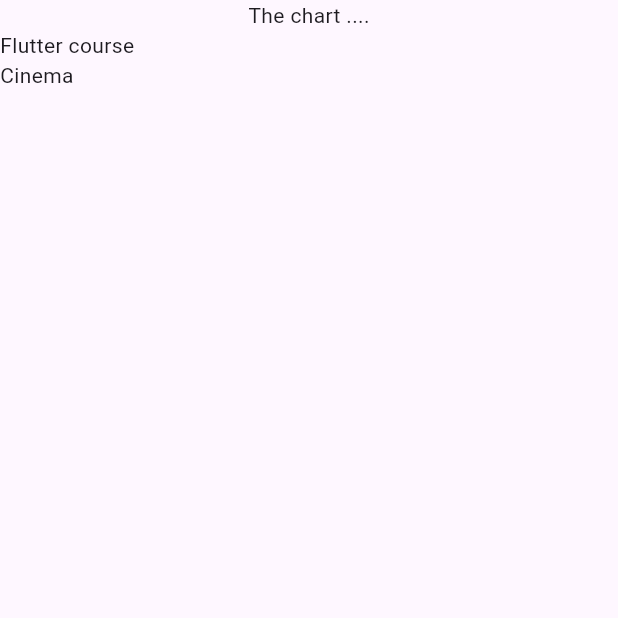
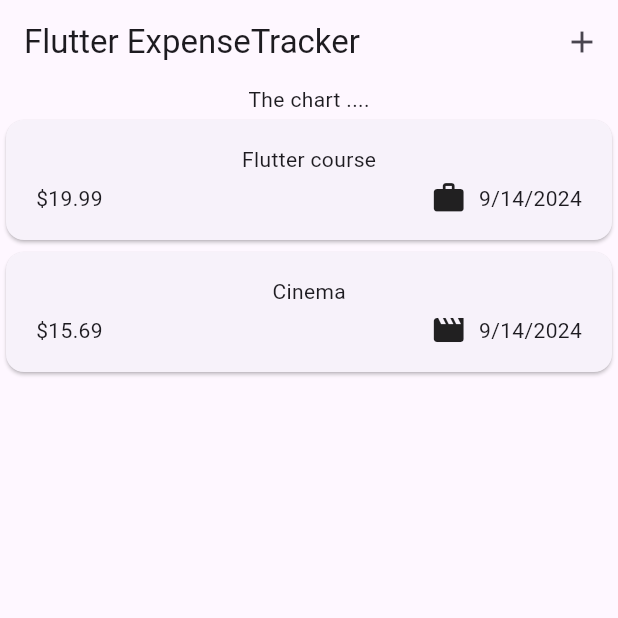
Before and after one commit to Cactuskiller/Expenses-tracker, a Flutter app: the screen it shows after launch, on a phone screen of 412 x 824 dp, the top half of it. Run offline on Flutter 3.47's test engine with Material 3 defaults, Android fonts, the phone set to English and light mode, and no system bars.

Commit message:
finished displaying the expenses using card and adding the appBar

```diff
--- a/lib/main.dart
+++ b/lib/main.dart
@@ -1,5 +1,5 @@
 import 'package:flutter/material.dart';
-import 'package:expense_tracker/expenses.dart';
+import 'package:expense_tracker/widgets/expenses.dart';
 
 void main() {
   runApp(
--- a/lib/models/expense.dart
+++ b/lib/models/expense.dart
@@ -1,8 +1,19 @@
+import 'package:flutter/material.dart';
+import 'package:intl/intl.dart';
 import 'package:uuid/uuid.dart';
 
 const uuid = Uuid(); // a third party package
+final formatter =
+    DateFormat.yMd(); //a class provided by intl with it's constrcuter class
 
 enum Category { food, travel, leisure, work }
+
+const categoryIcons = {
+  Category.food: Icons.lunch_dining,
+  Category.travel: Icons.flight_takeoff,
+  Category.leisure: Icons.movie,
+  Category.work: Icons.work,
+};
 
 class Expense {
   Expense(
@@ -18,6 +29,12 @@ class Expense {
   final double amount;
   final DateTime date;
   final Category category;
+
+  //in the following we will be useing a getter key word which is a computed properte that is derived based on other class properties , this structure will be used with a third party package to format the date
+
+  String get formattedDate {
+    return formatter.format(date);
+  }
 }
 
 //some explination for the enum key word
--- a/lib/expenses.dart
+++ b/lib/widgets/expenses.dart
@@ -1,6 +1,6 @@
 import 'package:flutter/material.dart';
 import 'package:expense_tracker/models/expense.dart';
-import 'package:expense_tracker/expenses_list.dart';
+import 'package:expense_tracker/widgets/expenses_list/expenses_list.dart';
 
 class Expenses extends StatefulWidget {
   const Expenses({super.key});
@@ -27,6 +27,10 @@ class _ExpensesState extends State<Expenses> {
   @override
   Widget build(context) {
     return Scaffold(
+      appBar: AppBar(
+        title: const Text('Flutter ExpenseTracker'),
+        actions: [IconButton(onPressed: () {}, icon: const Icon(Icons.add))],
+      ),
       body: Column(
         children: [
           const Text("The chart ...."),
--- /dev/null
+++ b/lib/widgets/expenses_list/expense_item.dart
@@ -0,0 +1,40 @@
+import 'package:flutter/material.dart';
+import 'package:expense_tracker/models/expense.dart';
+
+class ExpenseItem extends StatelessWidget {
+  const ExpenseItem(this.expense, {super.key});
+
+  final Expense expense;
+
+  @override
+  Widget build(BuildContext context) {
+    return Card(
+      child: Padding(
+          padding: const EdgeInsets.symmetric(
+            horizontal: 20,
+            vertical: 16,
+          ),
+          child: Column(
+            children: [
+              Text(expense.title),
+              const SizedBox(height: 4),
+              Row(
+                children: [
+                  Text('\$${expense.amount.toStringAsFixed(2)}'),
+                  //in the following we did type casting and the toStringAsFixed method ensure that for exmaple a value of 12.2345 is displayed as 12.23
+                  const Spacer(), //this wodget can be add to any column or row to add a space and it's dynamic so it taks the remaning space between items
+                  Row(
+                    children: [
+                      Icon(categoryIcons[expense
+                          .category]), //this icon represent the category and it changes dynamicly
+                      const SizedBox(width: 8),
+                      Text(expense.formattedDate), // using the getter to format the date  also we didi not add () cus it's a getter
+                    ],
+                  )
+                ],
+              )
+            ],
+          )),
+    );
+  }
+}
--- a/lib/expenses_list.dart
+++ b/lib/widgets/expenses_list/expenses_list.dart
@@ -1,15 +1,16 @@
+import 'package:flutter/material.dart';
 import 'package:expense_tracker/models/expense.dart';
-import 'package:flutter/material.dart';
+import 'package:expense_tracker/widgets/expenses_list/expense_item.dart';
 
 class ExpensesList extends StatelessWidget {
- const ExpensesList({super.key, required this.expenses});
+  const ExpensesList({super.key, required this.expenses});
 
   final List<Expense> expenses;
   @override
   Widget build(BuildContext context) {
     return ListView.builder(
       itemCount: expenses.length,
-      itemBuilder: (ctx, index) => Text(expenses[index].title),
+      itemBuilder: (ctx, index) => ExpenseItem(expenses[index]),
     );
   }
 }
--- a/pubspec.yaml
+++ b/pubspec.yaml
@@ -36,6 +36,7 @@ dependencies:
   # Use with the CupertinoIcons class for iOS style icons.
   cupertino_icons: ^1.0.6
   uuid: ^4.5.0
+  intl: ^0.19.0
 
 dev_dependencies:
   flutter_test:
```
Also changed, not shown: pubspec.lock.
